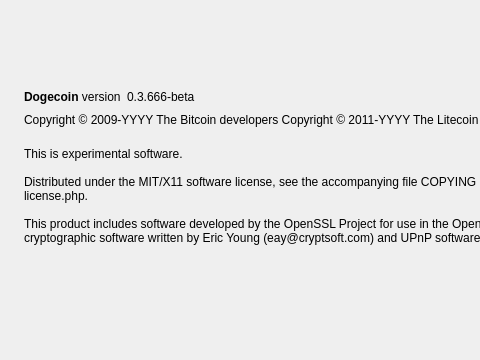
Old version of the form src/qt/forms/aboutdialog.ui in the repository dogecoin/dogecoin; both pictures show x 0 to 480 and y 0 to 360 of the 767 by 360 pixel window.
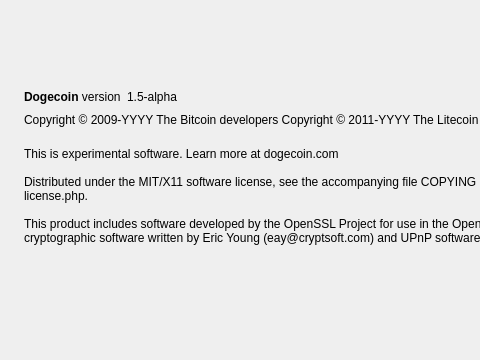
New version of the form. Icons and pictures are not drawn.

The edit to the form file:
```diff
--- a/src/qt/forms/aboutdialog.ui
+++ b/src/qt/forms/aboutdialog.ui
@@ -63,7 +63,7 @@
           <cursorShape>IBeamCursor</cursorShape>
          </property>
          <property name="text">
-          <string notr="true">0.3.666-beta</string>
+          <string notr="true">1.5-alpha</string>
          </property>
          <property name="textInteractionFlags">
           <set>Qt::LinksAccessibleByMouse|Qt::TextSelectableByKeyboard|Qt::TextSelectableByMouse</set>
@@ -110,7 +110,7 @@
        </property>
        <property name="text">
         <string>
-This is experimental software.
+This is experimental software. Learn more at dogecoin.com
 
 Distributed under the MIT/X11 software license, see the accompanying file COPYING or http://www.opensource.org/licenses/mit-license.php.
 
```
